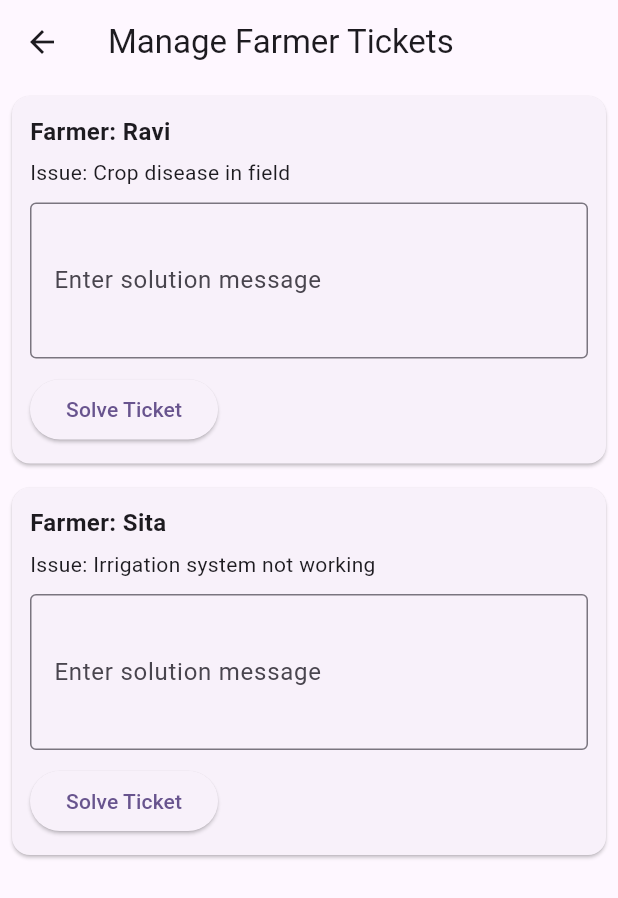
After one commit to Shivanand889/SATCARD-APP-BTP, a Flutter app: the TicketManagerPage screen opened directly, on a phone screen of 412 x 824 dp. The commit adds this screen. Shown: the top 898 px of the screen. Run offline on Flutter 3.47's test engine with Material 3 defaults, Android fonts, the phone set to English and light mode, and no system bars; our stand-ins replace fl_chart, flutter_svg, google_sign_in, image_picker; missing offline and left inert: dart:html.

Commit message:
assign and ticket solve done

```diff
--- a/Frontend/app/lib/data/side_menu_data.dart
+++ b/Frontend/app/lib/data/side_menu_data.dart
@@ -14,9 +14,10 @@ class SideMenuData {
       submenus: [MenuModel(icon: Icons.agriculture, title: 'Farm 4'),
         MenuModel(icon: Icons.agriculture, title: 'Farm 1'),], // Initially empty, can be updated dynamically
     ),
-
+   MenuModel(icon: Icons.support, title: 'Assigned Activity'),
     if (GlobalState().isManager == 0)
       MenuModel(icon: Icons.support, title: 'Raise Ticket'),
+    MenuModel(icon: Icons.support, title: 'All Tickets'),
     MenuModel(icon: Icons.support, title: 'Customized Report'),
     if (GlobalState().isManager == 1)
       MenuModel(icon: Icons.support, title: 'Analytics'),
--- /dev/null
+++ b/Frontend/app/lib/screens/solving_ticket.dart
@@ -0,0 +1,99 @@
+import 'package:flutter/material.dart';
+
+class Ticket {
+  final String id;
+  final String farmerName;
+  final String issue;
+  bool isSolved;
+  String managerResponse;
+
+  Ticket({
+    required this.id,
+    required this.farmerName,
+    required this.issue,
+    this.isSolved = false,
+    this.managerResponse = '',
+  });
+}
+
+class TicketManagerPage extends StatefulWidget {
+  @override
+  _TicketManagerPageState createState() => _TicketManagerPageState();
+}
+
+class _TicketManagerPageState extends State<TicketManagerPage> {
+  List<Ticket> tickets = [
+    Ticket(id: '1', farmerName: 'Ravi', issue: 'Crop disease in field'),
+    Ticket(id: '2', farmerName: 'Sita', issue: 'Irrigation system not working'),
+  ];
+
+  final Map<String, TextEditingController> responseControllers = {};
+
+  @override
+  void dispose() {
+    responseControllers.forEach((key, controller) => controller.dispose());
+    super.dispose();
+  }
+
+  void solveTicket(Ticket ticket) {
+    setState(() {
+      ticket.isSolved = true;
+      ticket.managerResponse = responseControllers[ticket.id]?.text ?? '';
+    });
+  }
+
+  @override
+  Widget build(BuildContext context) {
+    return Scaffold(
+      appBar: AppBar(
+        title: Text('Manage Farmer Tickets'),
+      ),
+      body: ListView.builder(
+        itemCount: tickets.length,
+        itemBuilder: (context, index) {
+          final ticket = tickets[index];
+          responseControllers.putIfAbsent(ticket.id, () => TextEditingController());
+
+          return Card(
+            margin: EdgeInsets.all(8),
+            child: Padding(
+              padding: EdgeInsets.all(12),
+              child: Column(
+                crossAxisAlignment: CrossAxisAlignment.start,
+                children: [
+                  Text(
+                    'Farmer: ${ticket.farmerName}',
+                    style: TextStyle(fontWeight: FontWeight.bold, fontSize: 16),
+                  ),
+                  SizedBox(height: 6),
+                  Text('Issue: ${ticket.issue}'),
+                  SizedBox(height: 10),
+                  if (!ticket.isSolved) ...[
+                    TextField(
+                      controller: responseControllers[ticket.id],
+                      decoration: InputDecoration(
+                        labelText: 'Enter solution message',
+                        border: OutlineInputBorder(),
+                      ),
+                      maxLines: 3,
+                    ),
+                    SizedBox(height: 10),
+                    ElevatedButton(
+                      onPressed: () => solveTicket(ticket),
+                      child: Text('Solve Ticket'),
+                    ),
+                  ] else ...[
+                    Text(
+                      'Solved Message: ${ticket.managerResponse}',
+                      style: TextStyle(color: Colors.green),
+                    ),
+                  ]
+                ],
+              ),
+            ),
+          );
+        },
+      ),
+    );
+  }
+}
--- a/Frontend/app/lib/widgets/side_menu_widget.dart
+++ b/Frontend/app/lib/widgets/side_menu_widget.dart
@@ -1,4 +1,6 @@
 import 'dart:convert'; // For JSON decoding
+import 'package:app/screens/assigned_activity.dart';
+import 'package:app/screens/solving_ticket.dart';
 import 'package:app/screens/welcome_screen.dart';
 import 'package:app/screens/raise_ticket.dart';
 import 'package:app/screens/customized_report.dart';
@@ -243,8 +245,12 @@ class _SideMenuWidgetState extends State<SideMenuWidget> {
       return const AddFarm();
     case 'Dashboard':
       return MainDashboard();
+    case 'Assigned Activity':
+      return WorkerActivityPage();
     case 'Raise Ticket':
       return TicketPortalApp();
+    case 'All Tickets':
+      return TicketManagerPage();
     case 'Customized Report':
       return ReportPage();
     case 'Analytics':
```
Also changed, not shown: Frontend/app/lib/screens/assigned_activity.dart (added, +99 -0 lines), 3 other files.
